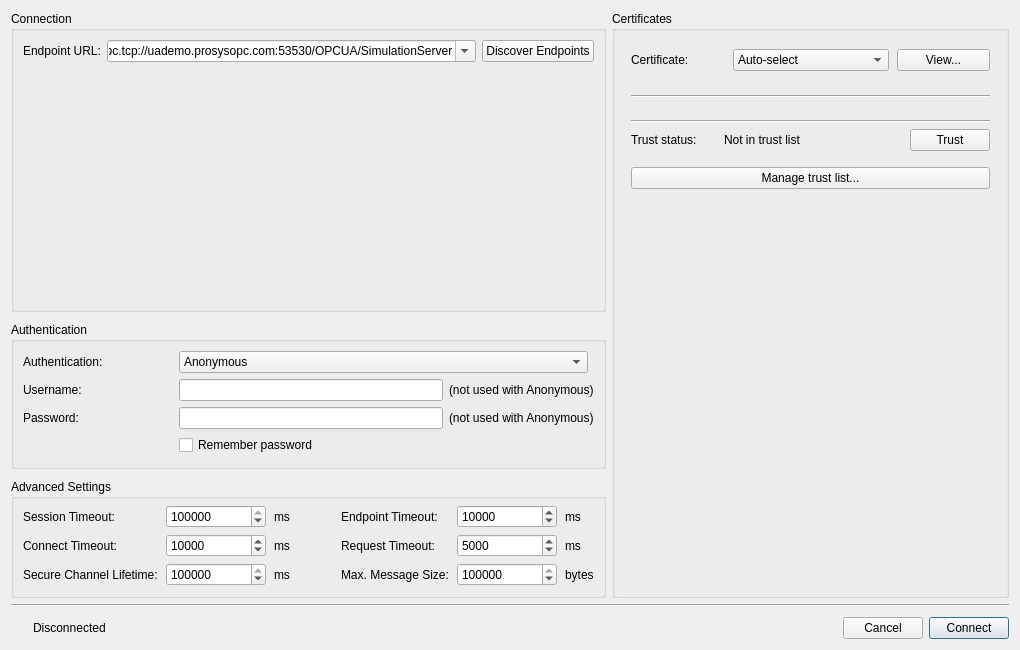
This is src/ui/dialogs/connectiondialog.ui in sanny32/OpenUaExplorer as Qt 5 draws it before an edit. The edited form follows.
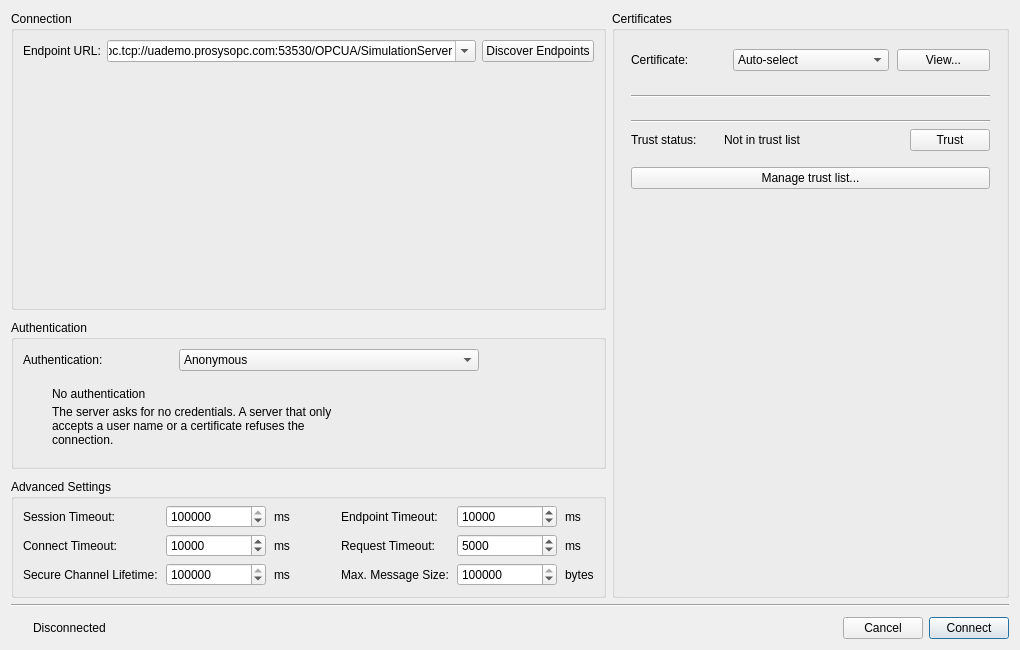
This is the edited form. Icons and pictures are not drawn. Custom widgets are drawn as their Qt base class.

Commit message: Redesign some UI of ConnectionDialog

Diff of the .ui file:
```diff
--- a/src/ui/dialogs/connectiondialog.ui
+++ b/src/ui/dialogs/connectiondialog.ui
@@ -102,7 +102,7 @@
          <property name="title">
           <string>Authentication</string>
          </property>
-         <layout class="QGridLayout" name="authenticationLayout" columnstretch="0,1,0">
+         <layout class="QGridLayout" name="authenticationLayout" columnstretch="0,0,1">
           <item row="0" column="0">
            <widget class="QLabel" name="authenticationLabel">
             <property name="minimumSize">
@@ -120,7 +120,7 @@
            <widget class="QComboBox" name="authenticationComboBox">
             <property name="minimumSize">
              <size>
-              <width>200</width>
+              <width>300</width>
               <height>0</height>
              </size>
             </property>
@@ -143,8 +143,101 @@
           </item>
           <item row="1" column="0" colspan="3">
            <widget class="QStackedWidget" name="authStack">
+            <widget class="QWidget" name="anonymousPanel">
+             <layout class="QGridLayout" name="anonymousLayout" columnstretch="0,1">
+              <property name="leftMargin">
+               <number>0</number>
+              </property>
+              <property name="topMargin">
+               <number>0</number>
+              </property>
+              <property name="rightMargin">
+               <number>0</number>
+              </property>
+              <property name="bottomMargin">
+               <number>0</number>
+              </property>
+              <item row="0" column="0">
+               <widget class="QFrame" name="anonymousNotice">
+                <layout class="QHBoxLayout" name="anonymousNoticeLayout">
+                 <property name="spacing">
+                  <number>10</number>
+                 </property>
+                 <property name="leftMargin">
+                  <number>12</number>
+                 </property>
+                 <property name="topMargin">
+                  <number>10</number>
+                 </property>
+                 <property name="rightMargin">
+                  <number>14</number>
+                 </property>
+                 <property name="bottomMargin">
+                  <number>10</number>
+                 </property>
+                 <item>
+                  <widget class="ThemedIconLabel" name="anonymousNoticeIcon">
+                   <property name="sizePolicy">
+                    <sizepolicy hsizetype="Maximum" vsizetype="Maximum">
+                     <horstretch>0</horstretch>
+                     <verstretch>0</verstretch>
+                    </sizepolicy>
+                   </property>
+                   <property name="alignment">
+                    <set>Qt::AlignHCenter|Qt::AlignTop</set>
+                   </property>
+                   <property name="text">
+                    <string/>
+                   </property>
+                  </widget>
+                 </item>
+                 <item>
+                  <layout class="QVBoxLayout" name="anonymousNoticeTextLayout">
+                   <property name="spacing">
+                    <number>4</number>
+                   </property>
+                   <item>
+                    <widget class="QLabel" name="anonymousNoticeTitle">
+                     <property name="text">
+                      <string>No authentication</string>
+                     </property>
+                     <property name="wordWrap">
+                      <bool>true</bool>
+                     </property>
+                    </widget>
+                   </item>
+                   <item>
+                    <widget class="QLabel" name="anonymousNoticeText">
+                     <property name="text">
+                      <string>The server asks for no credentials. A server that only accepts a user name or a certificate refuses the connection.</string>
+                     </property>
+                     <property name="wordWrap">
+                      <bool>true</bool>
+                     </property>
+                    </widget>
+                   </item>
+                  </layout>
+                 </item>
+                </layout>
+               </widget>
+              </item>
+              <item row="1" column="0">
+               <spacer name="anonymousNoticeSpacer">
+                <property name="orientation">
+                 <enum>Qt::Vertical</enum>
+                </property>
+                <property name="sizeHint" stdset="0">
+                 <size>
+                  <width>0</width>
+                  <height>0</height>
+                 </size>
+                </property>
+               </spacer>
+              </item>
+             </layout>
+            </widget>
             <widget class="QWidget" name="usernamePanel">
-             <layout class="QGridLayout" name="usernameLayout" columnstretch="0,0,0">
+             <layout class="QGridLayout" name="usernameLayout" columnstretch="0,0,1">
               <property name="leftMargin">
                <number>0</number>
               </property>
@@ -174,19 +267,12 @@
                <widget class="QLineEdit" name="usernameEdit">
                 <property name="minimumSize">
                  <size>
-                  <width>200</width>
+                  <width>300</width>
                   <height>0</height>
                  </size>
                 </property>
                </widget>
               </item>
-              <item row="0" column="2">
-               <widget class="QLabel" name="usernameHintLabel">
-                <property name="text">
-                 <string>(not used with Anonymous)</string>
-                </property>
-               </widget>
-              </item>
               <item row="1" column="0">
                <widget class="QLabel" name="passwordLabel">
                 <property name="minimumSize">
@@ -204,7 +290,7 @@
                <widget class="QLineEdit" name="passwordEdit">
                 <property name="minimumSize">
                  <size>
-                  <width>200</width>
+                  <width>300</width>
                   <height>0</height>
                  </size>
                 </property>
@@ -213,13 +299,6 @@
                 </property>
                </widget>
               </item>
-              <item row="1" column="2">
-               <widget class="QLabel" name="passwordHintLabel">
-                <property name="text">
-                 <string>(not used with Anonymous)</string>
-                </property>
-               </widget>
-              </item>
               <item row="2" column="1">
                <widget class="QCheckBox" name="rememberCheckBox">
                 <property name="text">
```
Left out of the diff: 8 changed lines with no effect on the pictures. The commit also changes 7 other files.
